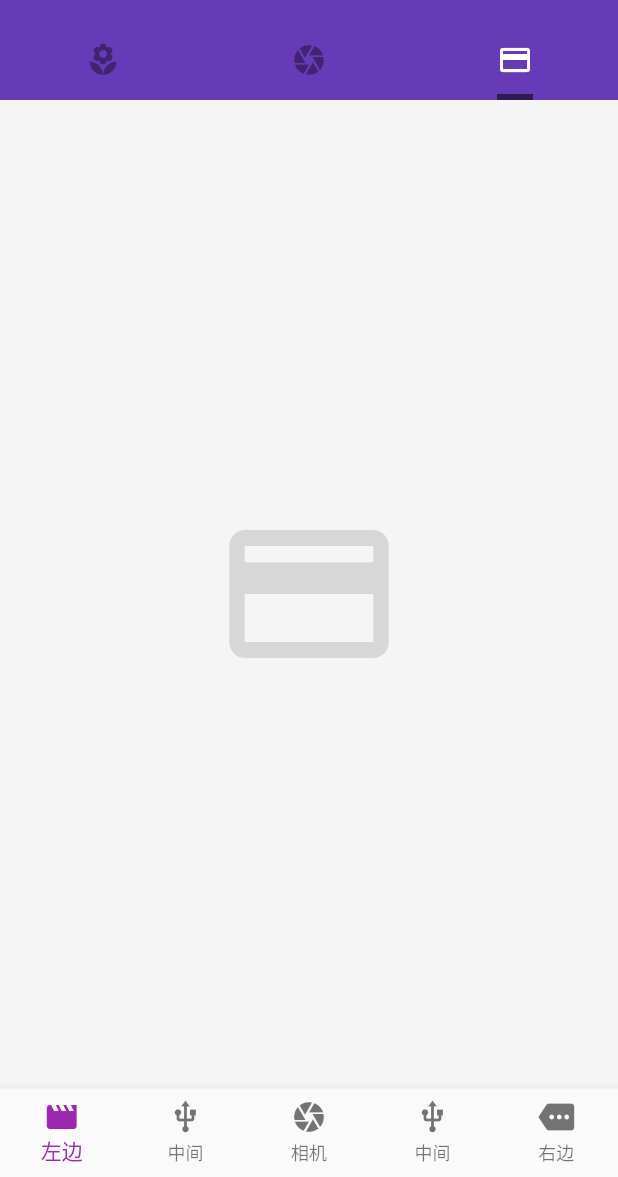
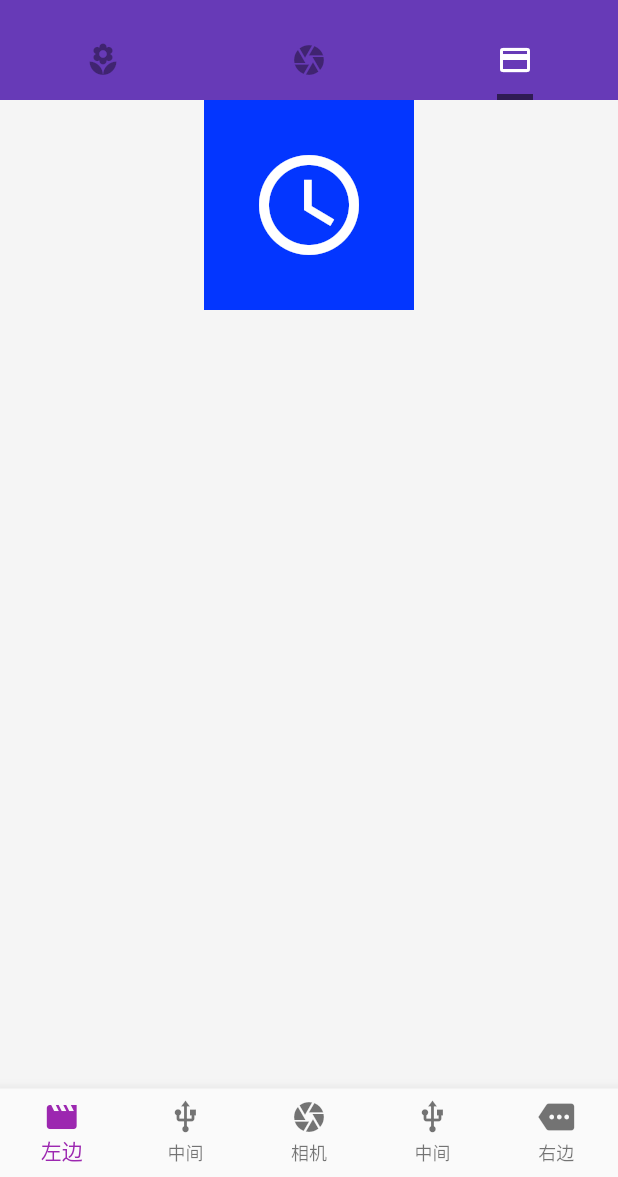
Before and after one commit to JimmyFok/flutter-first-app, a Flutter app: the screen it shows after launch, tab 3 chosen, on a phone screen of 412 x 824 dp, the part 59-1236 px from its top. Run offline on Flutter 3.47's test engine with Material 2 defaults, Android fonts, the phone set to English and light mode, and no system bars; network calls fail.

Commit message:
布局相关例子

```diff
--- /dev/null
+++ b/lib/components/Layout_Component.dart
@@ -0,0 +1,33 @@
+import 'package:flutter/material.dart';
+
+class Layout_Component extends StatelessWidget {
+  @override
+  Widget build(BuildContext context) {
+    return Column(
+      children: <Widget>[ // 这个今天请教了同事，直接告诉他这个是范型，就是严格的JAVA的强类型时需要一个站位变量一样的东西，而不需要强制设定类型，而在编译时才确定的类型。
+                          // 所以这里意思应该是代表这里放的都是Widget，Widget就是为了让我们了解对应的数据类型的。
+        IconBadge(Icons.access_time, size:80.0)
+      ],
+    );
+  }
+}
+
+class IconBadge extends StatelessWidget{
+  final IconData icon;  // 创造一个叫icon的IconData类型的变量
+  final double size;  // size，浮点数变量，调用时可以用this.size
+
+  // 这里看着就像是传参的方式，貌似就是默认值，该对象实例化的方式
+  IconBadge(this.icon,{
+    this.size = 32.0  // 这里相当于设置了默认值
+  });
+
+  @override
+    Widget build(BuildContext context) {
+      return Container(
+        child: Icon(icon, size: size, color: Colors.white),  // 这里因为之前一直给icon设定了size所以可以直接用size的值，Icon作用域里了，所以直接size就好
+        width: size + 60 ,
+        height: size + 60 ,
+        color: Color.fromRGBO(3, 54, 255, 1.0)  // 容器颜色
+      );
+    }
+}
--- a/lib/main.dart
+++ b/lib/main.dart
@@ -3,6 +3,7 @@ import 'components/Basic_Component.dart';
 import 'components/List_Component.dart';
 import 'components/Drawer_Component.dart';
 import 'components/BottomNavigationBar_Component.dart';
+import 'components/Layout_Component.dart';
 
 // void表示不返回值，是后端语言常用，在函数前就设定好函数返回值的类型
 void main() => runApp(App()); // 需要实例化，因为实例化就会build()
@@ -65,7 +66,8 @@ class Home extends StatelessWidget {
           children: <Widget>[
             List_Component(),
             Basic_Component(),
-            Icon(Icons.credit_card, size: 128.0, color: Colors.black12),
+            Layout_Component(),
+            // Icon(Icons.credit_card, size: 128.0, color: Colors.black12),
           ],
         ),
         drawer: Drawer_Component(),
```
